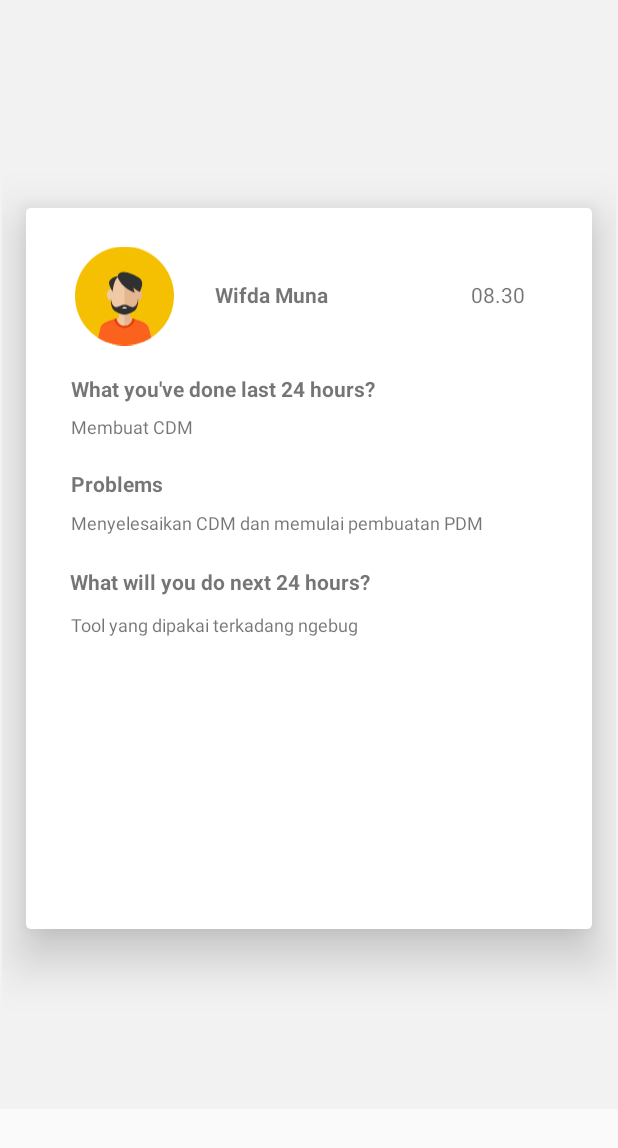
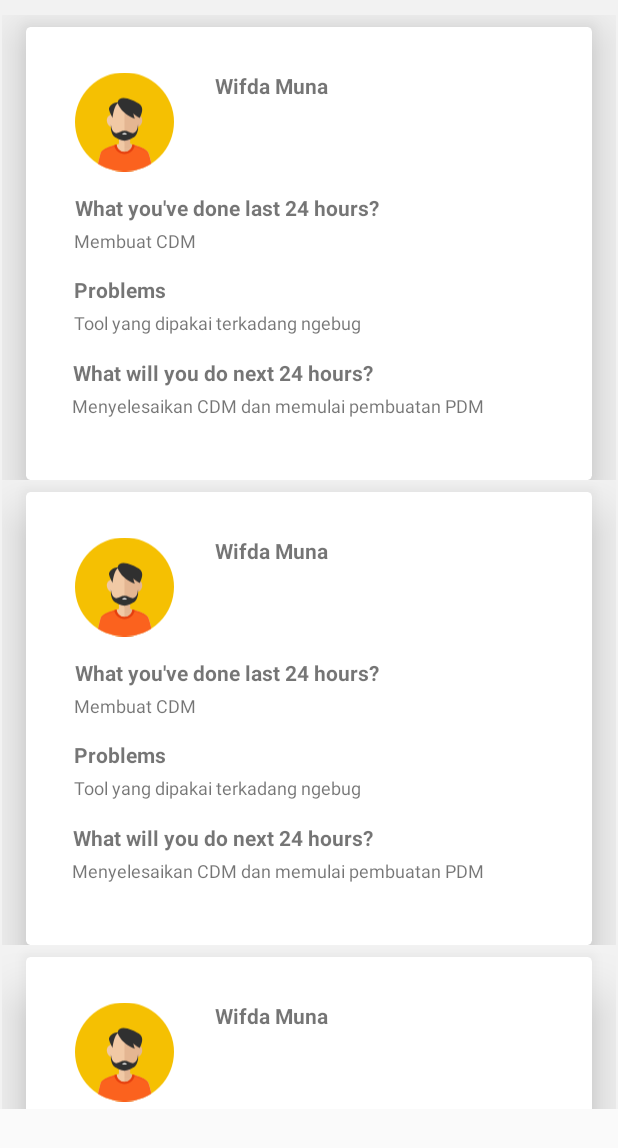
Before and after one commit to aldizzaldi/beetter-android, an Android app: the layout daily_report.xml on its own in the app's theme, with its tools: preview values and no code run, on a phone screen of 412 x 824 dp. Shown: the top 1148 px of the screen. Run offline under Robolectric (Android 15) with nearby library versions, the phone set to English and light mode, and no system bars.

Commit message:
daily report bisa recycle view

```diff
--- a/app/src/main/res/layout/daily_report_item.xml
+++ b/app/src/main/res/layout/daily_report_item.xml
@@ -3,7 +3,7 @@
     xmlns:app="http://schemas.android.com/apk/res-auto"
     xmlns:tools="http://schemas.android.com/tools"
     android:layout_width="match_parent"
-    android:layout_height="match_parent">
+    android:layout_height="wrap_content">
 
     <androidx.cardview.widget.CardView
         android:layout_width="match_parent"
@@ -22,7 +22,7 @@
 
         <androidx.constraintlayout.widget.ConstraintLayout
             android:layout_width="match_parent"
-            android:layout_height="wrap_content">
+            android:layout_height="302dp">
 
             <ImageView
                 android:id="@+id/memberImage"
@@ -30,15 +30,15 @@
                 android:layout_height="69dp"
                 android:layout_marginStart="16dp"
                 android:layout_marginTop="24dp"
-                android:layout_marginEnd="32dp"
+                android:layout_marginEnd="16dp"
                 android:layout_marginBottom="24dp"
                 android:src="@drawable/ic_avatar_svgrepo_com"
                 app:layout_constraintBottom_toBottomOf="parent"
                 app:layout_constraintEnd_toEndOf="parent"
-                app:layout_constraintHorizontal_bias="0.064"
+                app:layout_constraintHorizontal_bias="0.06"
                 app:layout_constraintStart_toStartOf="parent"
                 app:layout_constraintTop_toTopOf="parent"
-                app:layout_constraintVertical_bias="0.0">
+                app:layout_constraintVertical_bias="0.027">
 
             </ImageView>
 
@@ -52,49 +52,38 @@
                 android:text="08.30"
                 app:layout_constraintBottom_toBottomOf="parent"
                 app:layout_constraintEnd_toEndOf="parent"
-                app:layout_constraintHorizontal_bias="0.767"
+                app:layout_constraintHorizontal_bias="0.841"
                 app:layout_constraintStart_toEndOf="@+id/memberName"
                 app:layout_constraintTop_toTopOf="parent"
-                app:layout_constraintVertical_bias="0.0" />
+                app:layout_constraintVertical_bias="0.106" />
 
             <TextView
                 android:id="@+id/report1"
                 android:layout_width="wrap_content"
                 android:layout_height="wrap_content"
+                android:layout_marginTop="8dp"
+                android:layout_marginBottom="168dp"
                 android:text="What you've done last 24 hours?"
                 android:textStyle="bold"
                 app:layout_constraintBottom_toBottomOf="parent"
                 app:layout_constraintEnd_toEndOf="parent"
-                app:layout_constraintHorizontal_bias="0.17"
+                app:layout_constraintHorizontal_bias="0.187"
                 app:layout_constraintStart_toStartOf="parent"
-                app:layout_constraintTop_toBottomOf="@+id/memberImage"
-                app:layout_constraintVertical_bias="0.047" />
+                app:layout_constraintTop_toBottomOf="@+id/memberImage" />
 
             <TextView
                 android:id="@+id/report2"
                 android:layout_width="wrap_content"
                 android:layout_height="wrap_content"
+                android:layout_marginStart="32dp"
                 android:text="Problems"
                 android:textStyle="bold"
                 app:layout_constraintBottom_toBottomOf="parent"
                 app:layout_constraintEnd_toEndOf="parent"
-                app:layout_constraintHorizontal_bias="0.094"
+                app:layout_constraintHorizontal_bias="0.0"
                 app:layout_constraintStart_toStartOf="parent"
-                app:layout_constraintTop_toTopOf="parent"
-                app:layout_constraintVertical_bias="0.377" />
-
-            <TextView
-                android:id="@+id/report3"
-                android:layout_width="wrap_content"
-                android:layout_height="wrap_content"
-                android:text="What will you do next 24 hours?"
-                android:textStyle="bold"
-                app:layout_constraintBottom_toBottomOf="parent"
-                app:layout_constraintEnd_toEndOf="parent"
-                app:layout_constraintHorizontal_bias="0.167"
-                app:layout_constraintStart_toStartOf="parent"
-                app:layout_constraintTop_toBottomOf="@+id/report1"
-                app:layout_constraintVertical_bias="0.33" />
+                app:layout_constraintTop_toBottomOf="@+id/valueReport1"
+                app:layout_constraintVertical_bias="0.112" />
 
             <TextView
                 android:id="@+id/memberName"
@@ -113,40 +102,55 @@
                 android:id="@+id/valueReport1"
                 android:layout_width="wrap_content"
                 android:layout_height="wrap_content"
-                android:layout_marginStart="30dp"
-                android:layout_marginTop="7dp"
+                android:layout_marginStart="32dp"
+                android:layout_marginTop="4dp"
                 android:text="Membuat CDM"
                 android:textSize="12sp"
-                app:layout_constraintBottom_toTopOf="@+id/report2"
                 app:layout_constraintStart_toStartOf="parent"
-                app:layout_constraintTop_toBottomOf="@+id/report1"
-                app:layout_constraintVertical_bias="0.0" />
+                app:layout_constraintTop_toBottomOf="@+id/report1" />
 
             <TextView
                 android:id="@+id/valueReport2"
                 android:layout_width="wrap_content"
                 android:layout_height="wrap_content"
-                android:layout_marginStart="30dp"
-                android:layout_marginTop="3dp"
+                android:layout_marginTop="4dp"
+                android:layout_marginBottom="8dp"
                 android:text="Menyelesaikan CDM dan memulai pembuatan PDM"
                 android:textSize="12sp"
-                app:layout_constraintBottom_toTopOf="@+id/report3"
+                app:layout_constraintBottom_toBottomOf="parent"
+                app:layout_constraintEnd_toEndOf="parent"
+                app:layout_constraintHorizontal_bias="0.296"
                 app:layout_constraintStart_toStartOf="parent"
-                app:layout_constraintTop_toBottomOf="@+id/report2"
-                app:layout_constraintVertical_bias="0.189" />
+                app:layout_constraintTop_toBottomOf="@+id/report3"
+                app:layout_constraintVertical_bias="0.0" />
 
             <TextView
                 android:id="@+id/valueReport3"
                 android:layout_width="wrap_content"
                 android:layout_height="wrap_content"
-                android:layout_marginStart="30dp"
-                android:layout_marginTop="3dp"
+                android:layout_marginStart="32dp"
+                android:layout_marginTop="4dp"
                 android:text="Tool yang dipakai terkadang ngebug"
                 android:textSize="12sp"
                 app:layout_constraintBottom_toBottomOf="parent"
                 app:layout_constraintStart_toStartOf="parent"
-                app:layout_constraintTop_toBottomOf="@+id/report3"
-                app:layout_constraintVertical_bias="0.038" />
+                app:layout_constraintTop_toBottomOf="@+id/report2"
+                app:layout_constraintVertical_bias="0.0" />
+
+            <TextView
+                android:id="@+id/report3"
+                android:layout_width="wrap_content"
+                android:layout_height="wrap_content"
+                android:layout_marginTop="15dp"
+                android:layout_marginBottom="64dp"
+                android:text="What will you do next 24 hours?"
+                android:textStyle="bold"
+                app:layout_constraintBottom_toBottomOf="parent"
+                app:layout_constraintEnd_toEndOf="parent"
+                app:layout_constraintHorizontal_bias="0.178"
+                app:layout_constraintStart_toStartOf="parent"
+                app:layout_constraintTop_toBottomOf="@+id/valueReport3"
+                app:layout_constraintVertical_bias="0.0" />
 
 
         </androidx.constraintlayout.widget.ConstraintLayout>
```
